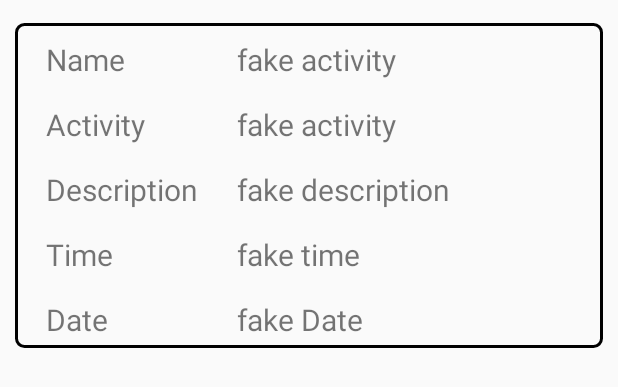
After one commit to tayyabmaqsood/Easy-Scheduler-Application, an Android app: the layout showactivity_layout.xml on its own in the app's theme, with its tools: preview values and no code run, on a phone screen of 412 x 824 dp. The commit adds this screen. Shown: the top 387 px of the screen. Run offline under Robolectric (Android 15) with nearby library versions, the phone set to English and light mode, and no system bars.

Commit message:
View All added

```diff
--- /dev/null
+++ b/app/src/main/java/com/example/parentalcontrolapplication/AllChildActivitiesInterface.java
@@ -0,0 +1,5 @@
+package com.example.parentalcontrolapplication;
+
+public interface AllChildActivitiesInterface {
+    void onItemLongClicked(ChildActivities activity);
+}
--- a/app/src/main/java/com/example/parentalcontrolapplication/ChildActivities.java
+++ b/app/src/main/java/com/example/parentalcontrolapplication/ChildActivities.java
@@ -7,6 +7,7 @@ public class ChildActivities {
     private String activityDate;
     private String activityDescription;
     private String childName;
+    ChildActivities(){}
 
     @Override
     public String toString() {
--- a/app/src/main/java/com/example/parentalcontrolapplication/registerChild.java
+++ b/app/src/main/java/com/example/parentalcontrolapplication/registerChild.java
@@ -288,7 +288,6 @@ public class registerChild extends AppCompatActivity {
                     Toast.makeText(registerChild.this, task.getException().getMessage(), Toast.LENGTH_LONG).show();
                     finish();
                 }
-
             }
         });
 
--- /dev/null
+++ b/app/src/main/res/layout/showactivity_layout.xml
@@ -0,0 +1,146 @@
+<?xml version="1.0" encoding="utf-8"?>
+<LinearLayout xmlns:android="http://schemas.android.com/apk/res/android"
+    android:orientation="vertical"
+    android:layout_width="match_parent"
+    android:layout_height="wrap_content"
+    android:background="@drawable/input_bg"
+    android:layout_marginLeft="10dp"
+    android:layout_marginRight="10dp"
+    android:layout_marginTop="15dp"
+    >
+
+    <LinearLayout
+        android:layout_width="match_parent"
+        android:layout_height="wrap_content"
+        android:layout_marginTop="5dp"
+        android:layout_marginLeft="5dp"
+        android:layout_marginRight="5dp">
+
+        <TextView
+            android:layout_width="115dp"
+            android:layout_height="wrap_content"
+            android:padding="5dp"
+            android:text="Name"
+            android:textSize="20dp"
+            android:layout_marginStart="10dp"
+            android:layout_marginEnd="2dp"/>
+        <TextView
+            android:id="@+id/showChildName"
+            android:layout_width="match_parent"
+            android:layout_height="wrap_content"
+            android:padding="5dp"
+            android:text="fake activity"
+            android:textSize="20dp"
+            android:layout_marginStart="10dp"
+            android:layout_marginEnd="10dp"/>
+    </LinearLayout>
+
+    <LinearLayout
+        android:layout_width="match_parent"
+        android:layout_height="wrap_content"
+        android:layout_marginTop="5dp"
+        android:layout_marginLeft="5dp"
+        android:layout_marginRight="5dp">
+
+        <TextView
+            android:layout_width="115dp"
+            android:layout_height="wrap_content"
+            android:padding="5dp"
+            android:text="Activity"
+            android:textSize="20dp"
+            android:layout_marginStart="10dp"
+            android:layout_marginEnd="2dp"/>
+        <TextView
+            android:id="@+id/showActivityName"
+            android:layout_width="match_parent"
+            android:layout_height="wrap_content"
+            android:padding="5dp"
+            android:text="fake activity"
+            android:textSize="20dp"
+            android:layout_marginStart="10dp"
+            android:layout_marginEnd="10dp"/>
+    </LinearLayout>
+
+    <LinearLayout
+        android:layout_width="match_parent"
+        android:layout_height="wrap_content"
+        android:layout_marginLeft="5dp"
+        android:layout_marginRight="5dp"
+        android:layout_marginTop="5dp">
+
+        <TextView
+            android:layout_width="115dp"
+            android:layout_height="wrap_content"
+            android:padding="5dp"
+            android:text="Description"
+            android:textSize="20dp"
+            android:layout_marginStart="10dp"
+            android:layout_marginEnd="2dp"/>
+
+        <TextView
+            android:id="@+id/showChildActivityDescription"
+            android:layout_width="match_parent"
+            android:layout_height="wrap_content"
+            android:layout_marginLeft="5dp"
+            android:padding="5dp"
+            android:layout_marginStart="10dp"
+            android:layout_marginEnd="10dp"
+            android:text="fake description"
+            android:textSize="20dp" />
+    </LinearLayout>
+
+
+    <LinearLayout
+        android:layout_width="match_parent"
+        android:layout_height="wrap_content"
+        android:layout_marginLeft="5dp"
+        android:layout_marginRight="5dp"
+        android:layout_marginTop="5dp">
+
+        <TextView
+            android:layout_width="115dp"
+            android:layout_height="wrap_content"
+            android:padding="5dp"
+            android:text="Time"
+            android:textSize="20dp"
+            android:layout_marginStart="10dp"
+            android:layout_marginEnd="2dp"/>
+
+        <TextView
+            android:id="@+id/showChildActivityTime"
+            android:layout_width="match_parent"
+            android:layout_height="wrap_content"
+            android:layout_marginLeft="5dp"
+            android:padding="5dp"
+            android:layout_marginStart="10dp"
+            android:layout_marginEnd="10dp"
+            android:text="fake time"
+            android:textSize="20dp" />
+    </LinearLayout>
+    <LinearLayout
+        android:layout_width="match_parent"
+        android:layout_height="wrap_content"
+        android:layout_marginLeft="5dp"
+        android:layout_marginRight="5dp"
+        android:layout_marginTop="5dp">
+        <TextView
+            android:layout_width="115dp"
+            android:layout_height="wrap_content"
+            android:padding="5dp"
+            android:text="Date"
+            android:textSize="20dp"
+            android:layout_marginStart="10dp"
+            android:layout_marginEnd="2dp"/>
+
+        <TextView
+            android:id="@+id/showChildActivityDate"
+            android:layout_width="match_parent"
+            android:layout_height="wrap_content"
+            android:padding="5dp"
+            android:layout_marginStart="10dp"
+            android:layout_marginEnd="10dp"
+            android:text="fake Date"
+            android:textSize="20dp" />
+    </LinearLayout>
+
+</LinearLayout>
```
Also changed, not shown: app/src/main/java/com/example/parentalcontrolapplication/AllChildActivitiesAdapter.java (added, +84 -0 lines), app/src/main/java/com/example/parentalcontrolapplication/ParentsActivity.java (+89 -0 lines), app/src/main/res/layout/activity_parents.xml (+6 -5 lines), app/src/main/res/layout/showallchild_activities.xml (added, +25 -0 lines), app/src/main/res/layout/showpersoninfo_layout.xml (added, +140 -0 lines).
